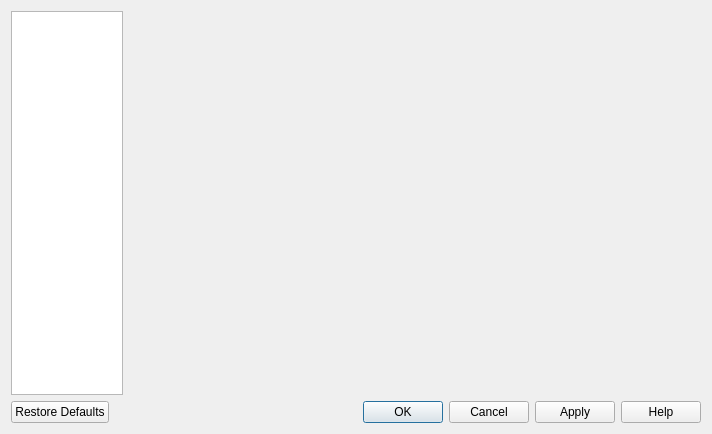
This is gsdview/ui/preferences.ui in avalentino/gsdview as Qt 5 draws it before an edit. The edited form follows.
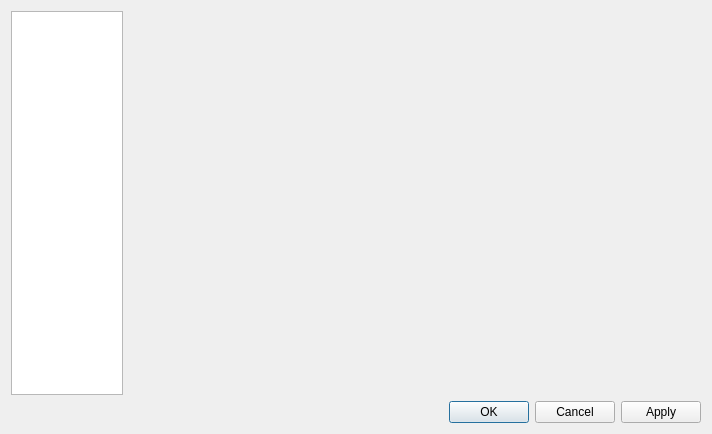
This is the edited form. Icons and pictures are not drawn.

Commit message: Temporary removed unused dialog buttons.

```diff
--- a/gsdview/ui/preferences.ui
+++ b/gsdview/ui/preferences.ui
@@ -87,7 +87,7 @@
       <enum>Qt::Horizontal</enum>
      </property>
      <property name="standardButtons" >
-      <set>QDialogButtonBox::Apply|QDialogButtonBox::Cancel|QDialogButtonBox::Help|QDialogButtonBox::Ok|QDialogButtonBox::RestoreDefaults</set>
+      <set>QDialogButtonBox::Apply|QDialogButtonBox::Cancel|QDialogButtonBox::Ok</set>
      </property>
     </widget>
    </item>
```
